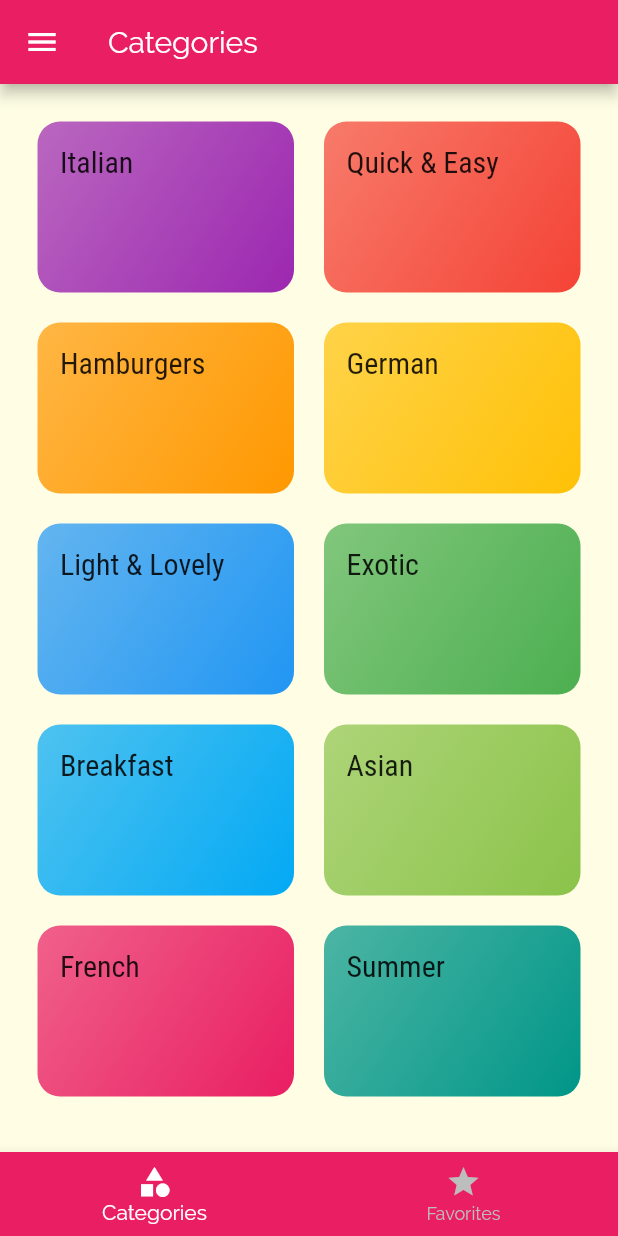
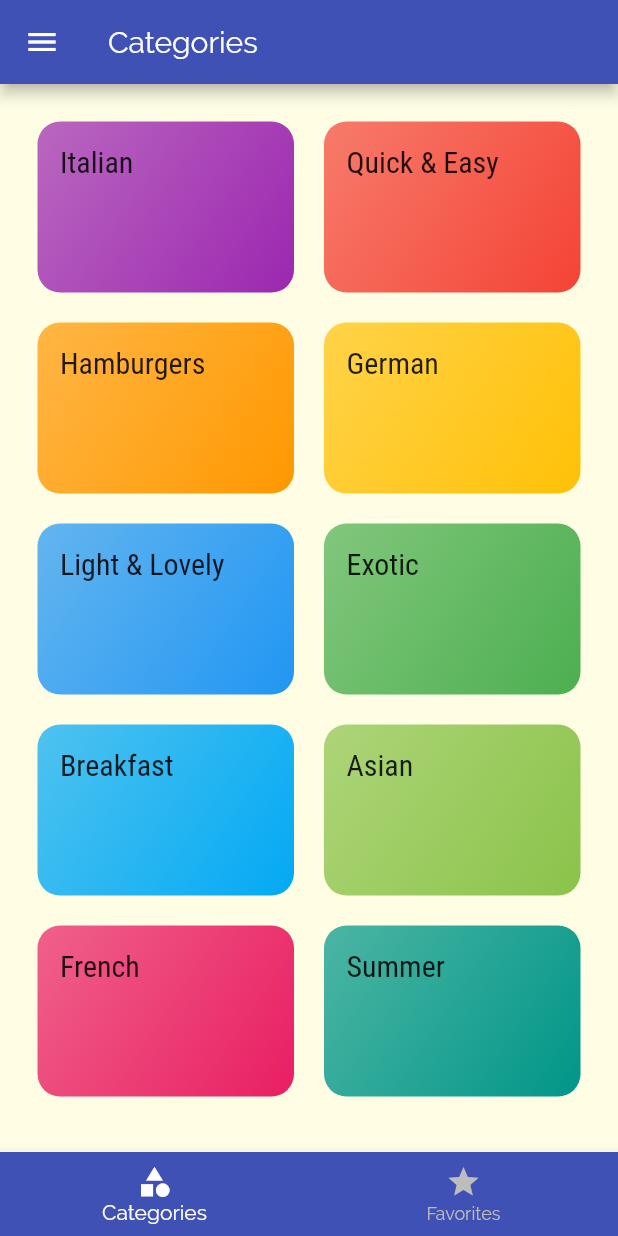
Before and after one commit to niklasschloegel/flutter-tutorial, a Flutter app: the screen it shows after launch, on a phone screen of 412 x 824 dp. Run offline on Flutter 3.47's test engine with Material 2 defaults, Android fonts, the phone set to English and light mode, and no system bars; our stand-ins replace google_fonts.

Commit message:
color update

```diff
--- a/meals_app/lib/main.dart
+++ b/meals_app/lib/main.dart
@@ -40,7 +40,7 @@ class _MyAppState extends State<MyApp> {
     return MaterialApp(
       title: 'DeliMeals',
       theme: ThemeData(
-        primarySwatch: Colors.pink,
+        primarySwatch: Colors.indigo,
         accentColor: Colors.amber,
         canvasColor: Color.fromRGBO(255, 254, 229, 1),
         fontFamily: 'Raleway',
```
